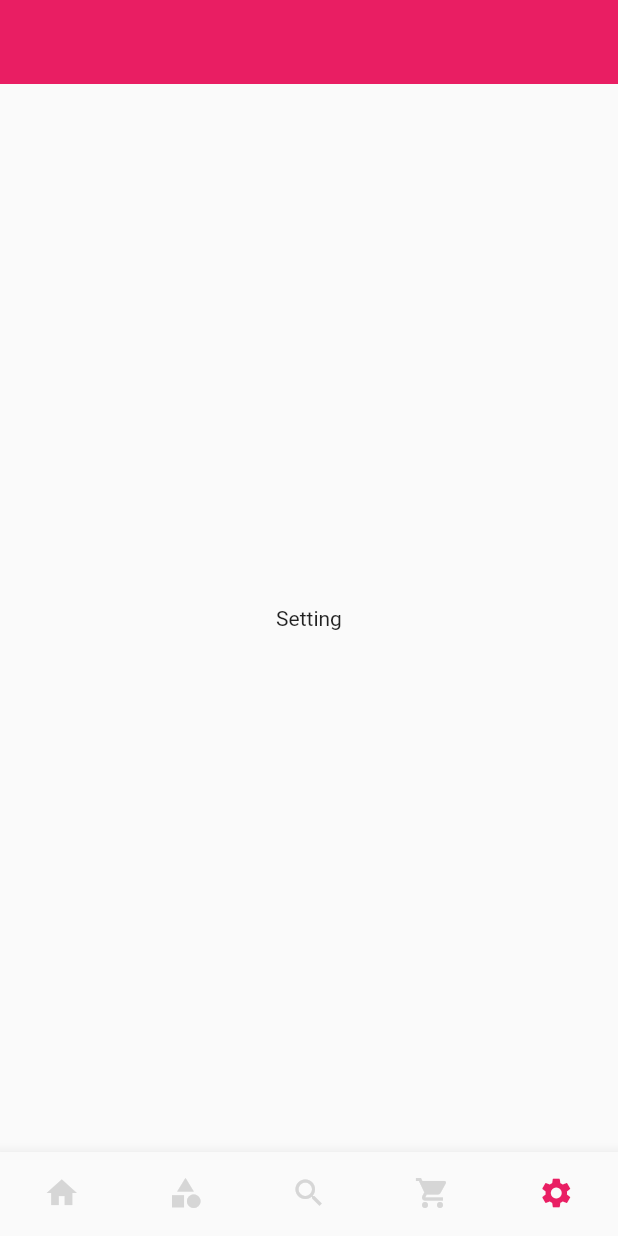
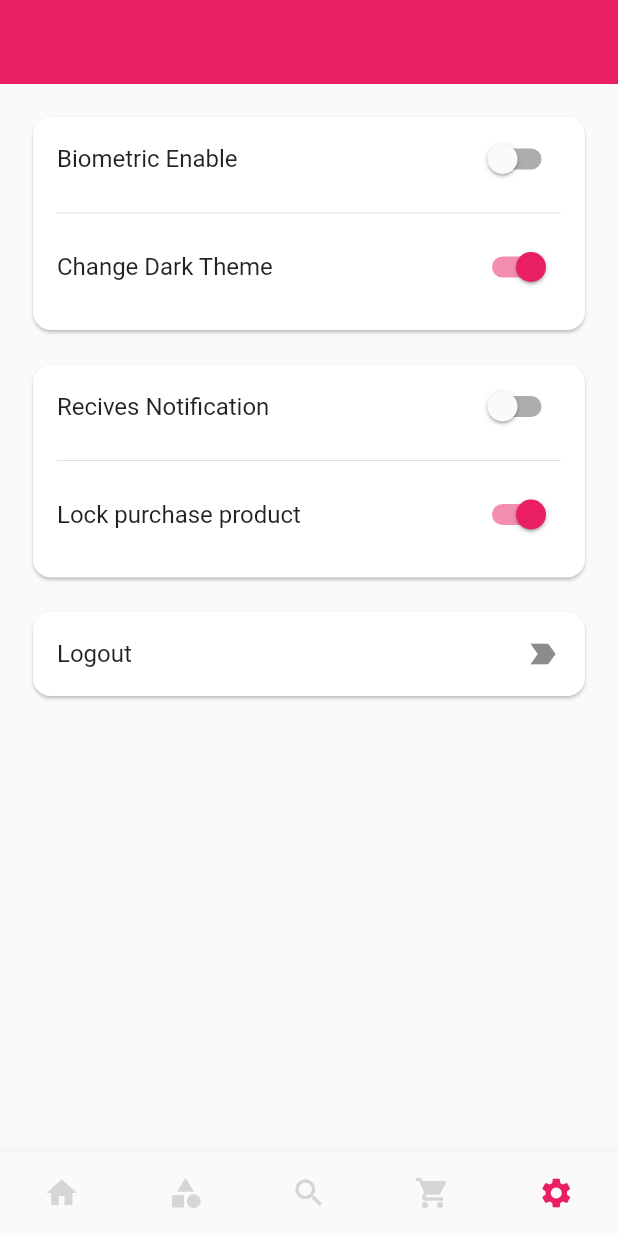
Before and after one commit to khoihuynhInfo/Ecommerce-flutter, a Flutter app: the screen it shows after launch, item 5 of the bottom bar chosen, on a phone screen of 412 x 824 dp. Run offline on Flutter 3.47's test engine with Material 2 defaults, Android fonts, the phone set to English and light mode, and no system bars; our stand-ins replace cached_network_image, flutter_blurhash, flutter_custom_clippers, flutter_swiper, google_fonts, lottie and 1 more; network calls fail.

Commit message:
add settings page layout

```diff
--- a/lib/screen/setting_screen.dart
+++ b/lib/screen/setting_screen.dart
@@ -19,9 +19,160 @@ class _SettingScreenState extends State<SettingScreen> {
         // title: Text(''),
         elevation: 0,
       ),
-      body: Center(
-        child: Text('Setting'),
+      body: _buildBodySetting(),
+    );
+  }
+
+  ListView _buildBodySetting() {
+    return ListView(
+      padding: EdgeInsets.all(18),
+
+      // physics: BouncingScrollPhysics(),
+      children: <Widget>[
+        _buildCardSystem(),
+        SizedBox(height: 15),
+        _buildCard(),
+        SizedBox(height: 15),
+        _buildLogout(),
+      ],
+    );
+  }
+
+  Widget _buildCard() {
+    return SizedBox(
+      height: 150,
+      child: Card(
+        shape: RoundedRectangleBorder(
+          borderRadius: BorderRadius.all(Radius.circular(12.0)),
+        ),
+        child: Column(
+          children: <Widget>[
+            ListTile(
+              title: Text('Recives Notification'),
+              trailing: Switch(
+                value: false,
+                onChanged: (value) {},
+                activeColor: Colors.pink,
+              ),
+              onTap: () {
+                final snackBar = SnackBar(
+                  content: Text('Recives Notification Success'),
+                  action: SnackBarAction(
+                    label: 'Undo',
+                    onPressed: () {
+                      // Some code to undo the change.
+                    },
+                  ),
+                );
+                Scaffold.of(context).showSnackBar(snackBar);
+              },
+            ),
+            Divider(
+              indent: 16.0,
+              endIndent: 16.0,
+            ),
+            ListTile(
+              title: Text('Lock purchase product'),
+              trailing: Switch(
+                value: true,
+                onChanged: (value) {},
+                activeColor: Colors.pink,
+              ),
+              onTap: () {},
+            )
+          ],
+        ),
       ),
     );
   }
+
+  Widget _buildCardSystem() {
+    return SizedBox(
+      height: 150,
+      child: Card(
+        shape: RoundedRectangleBorder(
+          borderRadius: BorderRadius.all(Radius.circular(12.0)),
+        ),
+        child: Column(
+          children: <Widget>[
+            ListTile(
+              title: Text('Biometric Enable'),
+              trailing: Switch(
+                value: false,
+                onChanged: (value) {},
+                activeColor: Colors.pink,
+              ),
+              onTap: () {
+                final snackBar = SnackBar(
+                  content: Text('Biometric Enable'),
+                  action: SnackBarAction(
+                    label: 'Undo',
+                    onPressed: () {
+                      // Some code to undo the change.
+                    },
+                  ),
+                );
+                Scaffold.of(context).showSnackBar(snackBar);
+              },
+            ),
+            Divider(
+              indent: 16.0,
+              endIndent: 16.0,
+            ),
+            ListTile(
+              title: Text('Change Dark Theme'),
+              trailing: Switch(
+                value: true,
+                onChanged: (value) {},
+                activeColor: Colors.pink,
+              ),
+              onTap: () {
+                _showBottomSheet(context);
+              },
+            )
+          ],
+        ),
+      ),
+    );
+  }
+
+  Widget _buildLogout() {
+    return SizedBox(
+      height: 64,
+      child: Card(
+        shape: RoundedRectangleBorder(
+          borderRadius: BorderRadius.all(Radius.circular(12.0)),
+        ),
+        child: Column(
+          children: <Widget>[
+            ListTile(
+              title: Text('Logout'),
+              trailing: Icon(Icons.label_important),
+              onTap: () {
+                Navigator.pushReplacementNamed(
+                  context,
+                  '/',
+                );
+              },
+            ),
+          ],
+        ),
+      ),
+    );
+  }
+
+  void _showBottomSheet(context) {
+    showModalBottomSheet<void>(
+      context: context,
+      shape: RoundedRectangleBorder(
+        borderRadius: BorderRadius.only(
+          topLeft: Radius.circular(14.0),
+          topRight: Radius.circular(14.0),
+        ),
+      ),
+      builder: (BuildContext context) {
+        return ChooseThemeBottomSheet();
+      },
+    );
+  }
 }
```
Also changed, not shown: lib/screen/setting_screen/choose_theme_bottomSheet.dart (added, +80 -0 lines), lib/widgets/cycle_button.dart (added, +50 -0 lines), lib/widgets/note_text.dart (added, +45 -0 lines), lib/mock/assets.dart (renamed from lib/assets.dart).
